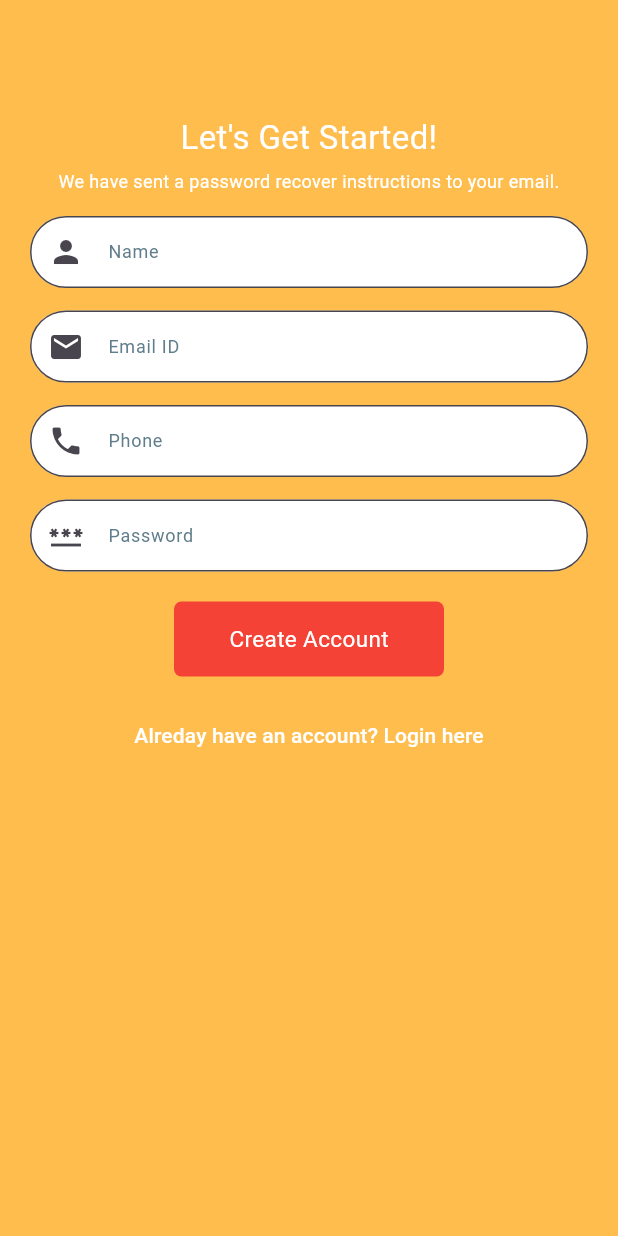
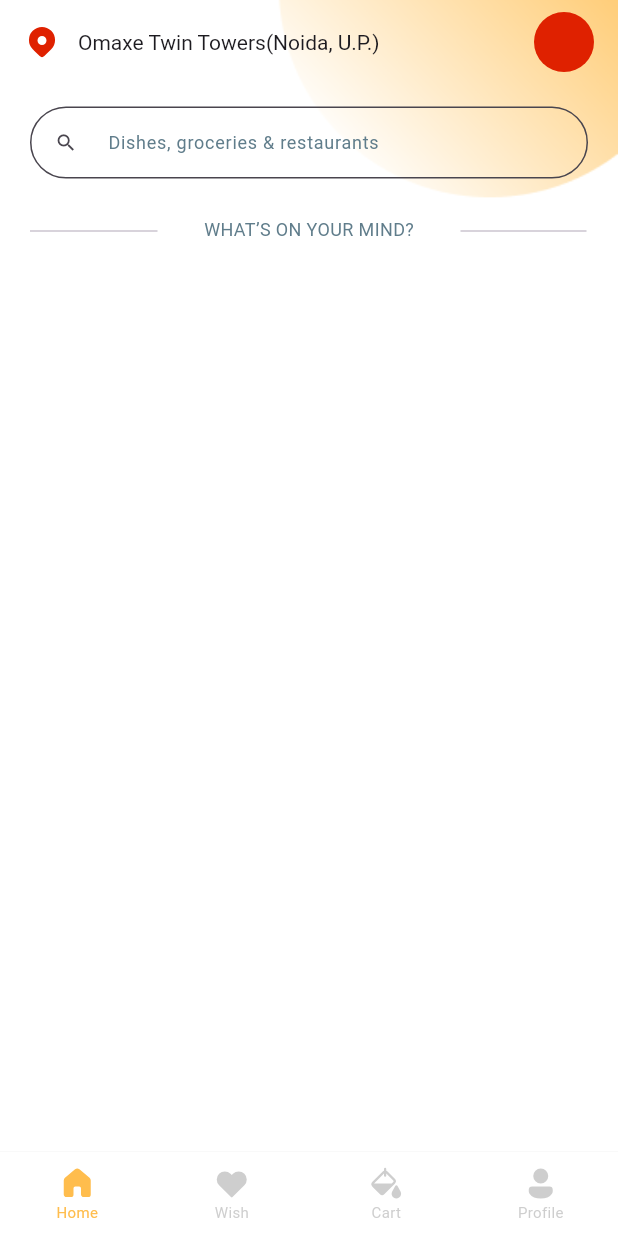
Before and after one commit to amanbalooni/fitbites, a Flutter app: the screen it shows after launch, on a phone screen of 412 x 824 dp. Run offline on Flutter 3.47's test engine with Material 3 defaults, Android fonts, the light colour scheme and no system bars; our stand-ins replace carousel_slider, dots_indicator, fluentui_icons.

Commit message:
fb--001 Comit

```diff
--- a/lib/main.dart
+++ b/lib/main.dart
@@ -1,3 +1,5 @@
+import 'package:fitbites/screens/bottomnavigatiobar/bottom_navigationbar.dart';
+import 'package:fitbites/screens/main-screens/home_screen.dart';
 import 'package:fitbites/screens/password_screens/confirmation_screen.dart';
 import 'package:fitbites/screens/password_screens/confirmpassword_screen.dart';
 import 'package:fitbites/screens/password_screens/forgetpassword_screen.dart';
@@ -22,7 +24,7 @@ class MyApp extends StatelessWidget {
         colorScheme: ColorScheme.fromSeed(seedColor: Colors.deepPurple),
         useMaterial3: true,
       ),
-      home: const SignupScreen(),
+      home: const BottomNavigationWidget(),
     );
   }
 }
--- /dev/null
+++ b/lib/screens/bottomnavigatiobar/bottom_navigationbar.dart
@@ -0,0 +1,58 @@
+import 'package:flutter/cupertino.dart';
+import 'package:flutter/material.dart';
+import 'package:fluentui_icons/fluentui_icons.dart';
+import '../main-screens/home_screen.dart';
+import '../main-screens/profile_screen.dart';
+import '../main-screens/shoppingcart_screen.dart';
+import '../main-screens/wishlist_screen.dart';
+
+class BottomNavigationWidget extends StatefulWidget {
+  const BottomNavigationWidget({Key? key})
+      : super(
+    key: key,
+  );
+
+  @override
+  State<BottomNavigationWidget> createState() => _BottomNavigationWidgetState();
+}
+
+class _BottomNavigationWidgetState extends State<BottomNavigationWidget> {
+  List pages = [
+    const HomeScreen(),
+    const WishListScreen(),
+    const ShoppingCartScreen(),
+    const ProfileScreen(),
+  ];
+  int currentIndex = 0;
+  void onTap(int index) {
+    setState(() {
+      currentIndex = index;
+    });
+  }
+  @override
+  Widget build(BuildContext context) {
+    return Scaffold(
+      backgroundColor: Colors.white,
+      body: pages[currentIndex],
+      bottomNavigationBar: BottomNavigationBar(
+        unselectedFontSize: 10,
+        selectedFontSize: 10,
+        type: BottomNavigationBarType.fixed,
+        backgroundColor: const Color(0xffffffff),
+        onTap: onTap,
+        currentIndex: currentIndex,
+        selectedItemColor: const Color(0xffFFBD4D),
+        unselectedItemColor: Colors.grey.withOpacity(0.5),
+        showUnselectedLabels: true,
+        showSelectedLabels: true,
+        elevation: 1,
+        items: const [
+          BottomNavigationBarItem(label: "Home", icon: Icon(FluentSystemIcons.ic_fluent_home_filled),),
+          BottomNavigationBarItem(label: "Wish", icon: Icon(FluentSystemIcons.ic_fluent_heart_filled,)),
+          BottomNavigationBarItem(label: "Cart", icon: Icon(FluentSystemIcons.ic_fluent_paint_bucket_filled,)),
+          BottomNavigationBarItem(label: "Profile", icon: Icon(FluentSystemIcons.ic_fluent_person_filled)),
+        ],
+      ),
+    );
+  }
+}
--- /dev/null
+++ b/lib/screens/main-screens/home_screen.dart
@@ -0,0 +1,105 @@
+import 'package:flutter/cupertino.dart';
+import 'package:flutter/material.dart';
+import 'package:fluentui_icons/fluentui_icons.dart';
+import '../../widgets/custom_carousel.dart';
+import '../../widgets/custom_searchbar.dart';
+
+class HomeScreen extends StatefulWidget {
+  const HomeScreen({super.key});
+
+  @override
+  _HomeScreenState createState() => _HomeScreenState();
+}
+class _HomeScreenState extends State<HomeScreen>{
+  @override
+  Widget build(BuildContext context) {
+    return Scaffold(
+        appBar: AppBar(
+          backgroundColor: Colors.transparent,
+          elevation: 0,
+          leading: const Icon(
+            FluentSystemIcons.ic_fluent_location_filled,
+            color: Color(0xffDF2100),
+          ),
+          title: Transform.translate(
+            offset: const Offset(-20, 0),
+            child: const Text(
+              'Omaxe Twin Towers(Noida, U.P.)',
+              style: TextStyle(fontSize: 14),
+            ),
+          ),
+          actions: [
+            Container(
+              margin: const EdgeInsets.only(right: 16),
+              width: 40,
+              height: 40,
+              decoration: BoxDecoration(
+                color: const Color(0xffDF2100),
+                borderRadius: BorderRadius.circular(40),
+              ),
+            )
+          ],
+        ),
+        extendBodyBehindAppBar: true,
+        body: Stack(children: [
+          //background image
+          Image.asset(
+            'assets/images/bg.png',
+            fit: BoxFit.cover,
+            width: double.infinity,
+            height: double.infinity,
+          ),
+          ListView(
+            children: [
+              const SizedBox(
+                height: 15,
+              ),
+              Container(
+                  padding: const EdgeInsets.only(left: 20, right: 20),
+                  child: CustomSearch(
+                    labelText: 'Dishes, groceries & restaurants',
+                    icon: Icons.search,
+                  )),
+              const SizedBox(
+                height: 25,
+              ),
+              const Row(
+                mainAxisAlignment: MainAxisAlignment.spaceBetween,
+                crossAxisAlignment: CrossAxisAlignment.start,
+                children: [
+                  Padding(
+                    padding: EdgeInsets.only(
+                      top: 2,
+                      left: 20,
+                    ),
+                    child: SizedBox(
+                      width: 85,
+                      child: Divider(),
+                    ),
+                  ),
+                  Padding(
+                    padding: EdgeInsets.only(bottom: 712),
+                    child: Text(
+                      "WHAT’S ON YOUR MIND?",
+                      style: TextStyle(color: Colors.blueGrey, fontSize: 12),
+                    ),
+                  ),
+                  Padding(
+                    padding: EdgeInsets.only(
+                      top: 2,
+                      right: 20,
+                    ),
+                    child: SizedBox(
+                      width: 85,
+                      child: Divider(
+                        endIndent: 1,
+                      ),
+                    ),
+                  ),
+                ],
+              ),
+            ],
+          ),
+        ]));
+  }
+}
--- /dev/null
+++ b/lib/screens/main-screens/profile_screen.dart
@@ -0,0 +1,10 @@
+import 'package:flutter/cupertino.dart';
+
+class ProfileScreen extends StatelessWidget {
+  const ProfileScreen({super.key});
+
+  @override
+  Widget build(BuildContext context) {
+    return const Placeholder();
+  }
+}
--- /dev/null
+++ b/lib/screens/main-screens/shoppingcart_screen.dart
@@ -0,0 +1,10 @@
+import 'package:flutter/cupertino.dart';
+
+class ShoppingCartScreen extends StatelessWidget {
+  const ShoppingCartScreen({super.key});
+
+  @override
+  Widget build(BuildContext context) {
+    return const Placeholder();
+  }
+}
--- /dev/null
+++ b/lib/screens/main-screens/wishlist_screen.dart
@@ -0,0 +1,10 @@
+import 'package:flutter/cupertino.dart';
+
+class WishListScreen extends StatelessWidget {
+  const WishListScreen({super.key});
+
+  @override
+  Widget build(BuildContext context) {
+    return const Placeholder();
+  }
+}
--- /dev/null
+++ b/lib/widgets/custom_carousel.dart
@@ -0,0 +1,67 @@
+import 'package:flutter/material.dart';
+import 'package:carousel_slider/carousel_slider.dart';
+import 'package:dots_indicator/dots_indicator.dart';
+
+void main() {
+  runApp(const ImageCarousel());
+}
+
+class ImageCarousel extends StatefulWidget {
+  const ImageCarousel({super.key});
+
+  @override
+  _ImageCarouselState createState() => _ImageCarouselState();
+}
+class _ImageCarouselState extends State<ImageCarousel> {
+  int _currentIndex = 0;
+  final List<String> _images = [
+    'https://via.placeholder.com/400x200',
+    'https://via.placeholder.com/400x200',
+    'https://via.placeholder.com/400x200',
+    // Add your image URLs here
+  ];
+
+  @override
+  Widget build(BuildContext context) {
+    return MaterialApp(
+      home: Scaffold(
+        body: Column(
+          children: [
+            CarouselSlider.builder(
+              itemCount: _images.length,
+              options: CarouselOptions(
+                height: 200.0,
+                autoPlay: true,
+                enlargeCenterPage: true,
+                aspectRatio: 16 / 9,
+                onPageChanged: (index, reason) {
+                  setState(() {
+                    _currentIndex = index;
+                  });
+                },
+              ),
+              itemBuilder: (context, index, realIndex) {
+                return Image.network(
+                  _images[index],
+                  fit: BoxFit.cover,
+                );
+              },
+            ),
+            DotsIndicator(
+              dotsCount: _images.length,
+              position: _currentIndex.toDouble(),
+              decorator: DotsDecorator(
+                color: Colors.grey, // Inactive dot color
+                activeColor: Colors.blue, // Active dot color
+                size: Size.square(8.0),
+                activeSize: Size(20.0, 8.0),
+                spacing: EdgeInsets.all(4.0),
+                activeShape: RoundedRectangleBorder(borderRadius: BorderRadius.circular(5.0)),
+              ),
+            ),
+          ],
+        ),
+      ),
+    );
+  }
+}
--- /dev/null
+++ b/lib/widgets/custom_searchbar.dart
@@ -0,0 +1,35 @@
+import 'package:flutter/cupertino.dart';
+import 'package:flutter/material.dart';
+
+class CustomSearch extends StatelessWidget {
+  CustomSearch({super.key, required this.labelText, this.icon, this.width, this.height});
+  final String labelText;
+  final IconData? icon;
+  double? width;
+  double? height;
+
+  @override
+  Widget build(BuildContext context) {
+    return TextField(
+        decoration: InputDecoration(
+          labelText: labelText,
+          prefixIcon: Icon(icon, size: 15,),
+          labelStyle: const TextStyle(color: Colors.blueGrey, fontSize: 12),
+          border: OutlineInputBorder(
+            // Border style
+            borderSide: const BorderSide(color: Colors.transparent),
+            borderRadius: BorderRadius.circular(25.0),
+          ),
+          focusedBorder: OutlineInputBorder(
+            // Border style when focused
+            borderSide: const BorderSide(color: Colors.blueGrey),
+            borderRadius: BorderRadius.circular(25.0),
+          ),
+          filled: true, // Fill the background
+          fillColor: Colors.transparent, // Background color when filled
+          contentPadding: const EdgeInsets.symmetric(
+              vertical: 12.0, horizontal: 16.0), // Padding
+        )
+    );
+  }
+}
--- a/pubspec.yaml
+++ b/pubspec.yaml
@@ -28,6 +28,7 @@ environment:
 # the latest version available on pub.dev. To see which dependencies have newer
 # versions available, run `flutter pub outdated`.
 dependencies:
+  font_awesome_flutter: ^9.2.0
   flutter:
     sdk: flutter
 
@@ -46,6 +47,9 @@ dev_dependencies:
   # package. See that file for information about deactivating specific lint
   # rules and activating additional ones.
   flutter_lints: ^2.0.0
+  fluentui_icons: ^1.0.0
+  carousel_slider: ^4.0.0
+  dots_indicator: ^2.0.0
 
 # For information on the generic Dart part of this file, see the
 # following page: https://dart.dev/tools/pub/pubspec
```
Also changed, not shown: assets/images/bg.png (added), pubspec.lock.
